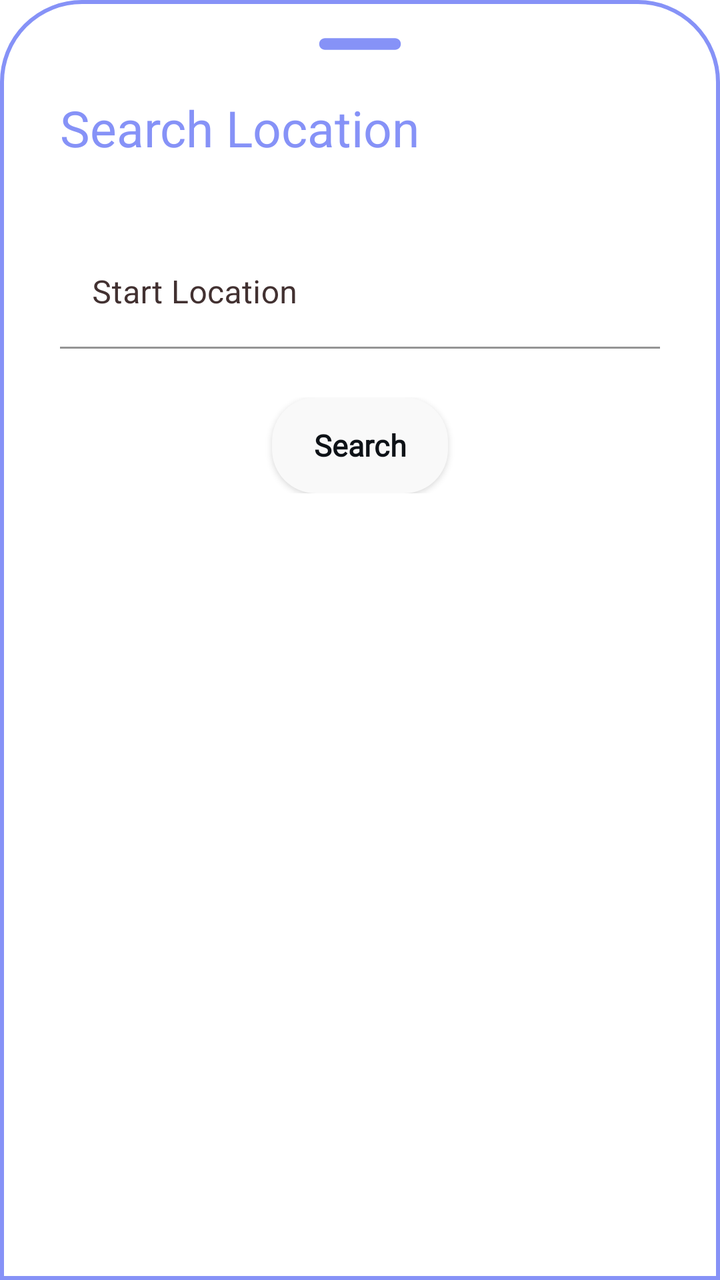
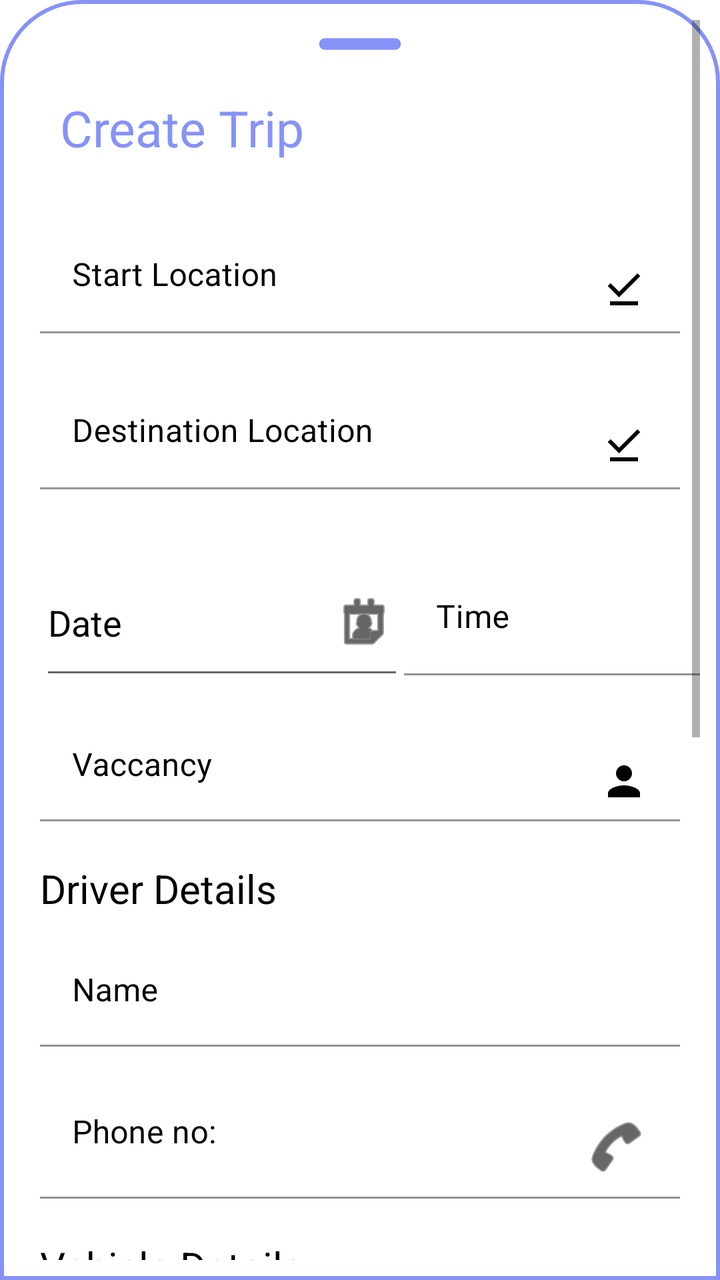

Compare the two renders of this Android layout. The source of the first and the diff that turns it into the second are given below.
<!-- AndroidManifest.xml: application theme Theme.MyApp -->
<!-- res/layout/fragment_create_trip.xml -->
<?xml version="1.0" encoding="utf-8"?>
<LinearLayout xmlns:android="http://schemas.android.com/apk/res/android"
    xmlns:app="http://schemas.android.com/apk/res-auto"
    xmlns:tools="http://schemas.android.com/tools"
    android:orientation="vertical"
    android:layout_width="match_parent"
    android:layout_height="match_parent"
    android:background="@drawable/dialogbg">

    <ImageView
        android:layout_width="70dp"
        android:layout_height="wrap_content"
        android:src="@drawable/ic_round_remove_24"
        android:layout_gravity="center|top"
        android:scaleType="centerCrop"/>

    <LinearLayout
        android:layout_width="match_parent"
        android:layout_height="wrap_content"
        android:orientation="horizontal">

        <TextView
            android:id="@+id/createText"
            android:layout_width="wrap_content"
            android:layout_height="wrap_content"
            android:textAlignment="viewStart"
            android:text="Search Location"
            android:padding="8dp"
            android:textColor="@color/lavender"
            android:layout_marginStart="12dp"
            android:layout_marginTop="5dp"
            android:textSize="25dp" />

        <ImageView
            android:layout_width="wrap_content"
            android:layout_height="wrap_content"
            android:src="@drawable/ic_baseline_clear_24"
            android:layout_marginLeft="250dp"
            android:layout_marginTop="8dp"
            android:id="@+id/cancelButton"/>

    </LinearLayout>


    <LinearLayout
        android:id="@+id/layoutVideo"
        android:orientation="horizontal"
        android:layout_width="match_parent"
        android:layout_height="wrap_content"
        android:layout_marginTop="10dp"
        android:padding="10dp">

        <com.google.android.material.textfield.TextInputLayout
            android:id="@+id/start_loc"
            style="@style/Widget.MaterialComponents.TextInputLayout.FilledBox"
            android:layout_width="match_parent"
            android:layout_height="60dp"
            android:layout_marginTop="10dp"

            android:hint="Start Location"
            android:textColorHint="@color/gray_800"

            app:boxBackgroundColor="@color/white"
            app:boxStrokeColor="#0B0A0A"
            app:hintTextColor="#070707"
            >

            <com.google.android.material.textfield.TextInputEditText
                android:id="@+id/SearchDest"
                android:layout_width="match_parent"
                android:layout_height="wrap_content"
                android:layout_marginLeft="10dp"
                android:layout_marginRight="10dp"
                android:inputType="text"
                android:textColor="@color/black" />
        </com.google.android.material.textfield.TextInputLayout>

    </LinearLayout>



    <LinearLayout
        android:id="@+id/layoutLive"
        android:orientation="horizontal"
        android:layout_width="match_parent"
        android:layout_height="wrap_content"
        android:paddingLeft="10dp"
        android:paddingRight="10dp"
        android:gravity="center_horizontal"
        android:paddingTop="10dp"
        android:paddingBottom="30dp">


        <androidx.appcompat.widget.AppCompatButton
            android:id="@+id/tripSearchButton"
            style="@style/btnSolidRoundedSmallTxt"
            android:layout_width="wrap_content"
            android:layout_height="wrap_content"
            android:ellipsize="end"
            android:gravity="center"
            android:paddingStart="5dp"
            android:paddingTop="5dp"
            android:paddingEnd="5dp"
            android:paddingBottom="5dp"
            android:singleLine="true"
            android:text="Search"
            android:textAllCaps="false"
            tools:layout_conversion_absoluteHeight="50dp"
            tools:layout_conversion_absoluteWidth="88dp"
            tools:layout_editor_absoluteX="54dp"
            tools:layout_editor_absoluteY="293dp" />

    </LinearLayout>

</LinearLayout>
<!-- resources referenced by this layout -->
<resources>
  <color name="black">#FF000000</color>
  <color name="gray_800">#423131</color>
  <color name="lavender">#8692f7</color>
  <color name="white">#FFFFFFFF</color>
  <!-- drawable dialogbg (drawable) -->
  <?xml version="1.0" encoding="utf-8"?>
  <shape xmlns:android="http://schemas.android.com/apk/res/android">
  
      <solid
          android:color="@color/white"/>
  
      <corners
          android:topLeftRadius="40dp"
          android:topRightRadius="40dp" />
      <padding
          android:left="10dp"
          android:right="10dp"
          android:top="10dp"
          android:bottom="10dp"/>
  
      <stroke
          android:width="2dp"
          android:color="@color/lavender"/>
  
  </shape>
  <!-- drawable ic_baseline_clear_24 (drawable) -->
  <vector android:height="24dp" android:tint="#8692F7"
      android:viewportHeight="24" android:viewportWidth="24"
      android:width="24dp" xmlns:android="http://schemas.android.com/apk/res/android">
      <path android:fillColor="@android:color/white" android:pathData="M19,6.41L17.59,5 12,10.59 6.41,5 5,6.41 10.59,12 5,17.59 6.41,19 12,13.41 17.59,19 19,17.59 13.41,12z"/>
  </vector>
  <!-- drawable ic_round_remove_24 (drawable) -->
  <vector android:height="24dp" android:tint="#8692F7"
      android:viewportHeight="24" android:viewportWidth="24"
      android:width="24dp" xmlns:android="http://schemas.android.com/apk/res/android">
      <path android:fillColor="@android:color/white" android:pathData="M18,13H6c-0.55,0 -1,-0.45 -1,-1s0.45,-1 1,-1h12c0.55,0 1,0.45 1,1s-0.45,1 -1,1z"/>
  </vector>
  <style name="btnSolidRoundedSmallTxt">
          <item name="android:textSize">15sp</item>
          <item name="android:textColor">@color/gray_901</item>
          <item name="android:fontFamily">@font/montserrat</item>
          <item name="android:textFontWeight" tools:targetApi="p">700</item>
          <item name="android:background">@drawable/rectangle_bg_gray_50_radius_24</item>
      </style>
  <style name="Theme.MyApp" parent="Theme.MaterialComponents.DayNight.NoActionBar">
          
          <item name="colorPrimary">@color/purple_500</item>
          <item name="colorPrimaryVariant">@color/purple_700</item>
          <item name="colorOnPrimary">@color/white</item>
          
          <item name="colorSecondary">@color/teal_200</item>
          <item name="colorSecondaryVariant">@color/teal_700</item>
          <item name="colorOnSecondary">@color/black</item>
          
          <item name="android:statusBarColor" tools:targetApi="l">?attr/colorPrimaryVariant</item>
          
      </style>
  <color name="gray_901">#0e1217</color>
  <!-- drawable rectangle_bg_gray_50_radius_24 (drawable) -->
  <?xml version="1.0" encoding="UTF-8"?>
  <shape android:shape="rectangle" xmlns:android="http://schemas.android.com/apk/res/android">
      <solid android:color="@color/gray_50"/>
      <corners android:radius="@dimen/_24pxh"/>
  </shape>
  <color name="purple_500">#FF6200EE</color>
  <color name="purple_700">#FF3700B3</color>
  <color name="teal_200">#FF03DAC5</color>
  <color name="teal_700">#FF018786</color>
  <color name="gray_50">#f9f9f9</color>
  <dimen name="_24pxh">24.0dp</dimen>
</resources>

<!-- the commit's change to res/layout/fragment_create_trip.xml (unified diff, before → after) -->
@@ -7,109 +7,277 @@
     android:layout_height="match_parent"
     android:background="@drawable/dialogbg">
 
-    <ImageView
-        android:layout_width="70dp"
-        android:layout_height="wrap_content"
-        android:src="@drawable/ic_round_remove_24"
-        android:layout_gravity="center|top"
-        android:scaleType="centerCrop"/>
-
-    <LinearLayout
+    <ScrollView
         android:layout_width="match_parent"
-        android:layout_height="wrap_content"
-        android:orientation="horizontal">
-
-        <TextView
-            android:id="@+id/createText"
-            android:layout_width="wrap_content"
+        android:layout_height="match_parent">
+
+        <LinearLayout
+            android:layout_width="match_parent"
             android:layout_height="wrap_content"
-            android:textAlignment="viewStart"
-            android:text="Search Location"
-            android:padding="8dp"
-            android:textColor="@color/lavender"
-            android:layout_marginStart="12dp"
-            android:layout_marginTop="5dp"
-            android:textSize="25dp" />
-
-        <ImageView
-            android:layout_width="wrap_content"
-            android:layout_height="wrap_content"
-            android:src="@drawable/ic_baseline_clear_24"
-            android:layout_marginLeft="250dp"
-            android:layout_marginTop="8dp"
-            android:id="@+id/cancelButton"/>
-
-    </LinearLayout>
-
-
-    <LinearLayout
-        android:id="@+id/layoutVideo"
-        android:orientation="horizontal"
-        android:layout_width="match_parent"
-        android:layout_height="wrap_content"
-        android:layout_marginTop="10dp"
-        android:padding="10dp">
-
-        <com.google.android.material.textfield.TextInputLayout
-            android:id="@+id/start_loc"
-            style="@style/Widget.MaterialComponents.TextInputLayout.FilledBox"
-            android:layout_width="match_parent"
-            android:layout_height="60dp"
-            android:layout_marginTop="10dp"
-
-            android:hint="Start Location"
-            android:textColorHint="@color/gray_800"
-
-            app:boxBackgroundColor="@color/white"
-            app:boxStrokeColor="#0B0A0A"
-            app:hintTextColor="#070707"
-            >
-
-            <com.google.android.material.textfield.TextInputEditText
-                android:id="@+id/SearchDest"
-                android:layout_width="match_parent"
-                android:layout_height="wrap_content"
+            android:orientation="vertical" >
+
+            <ImageView
+                android:layout_width="70dp"
+                android:layout_height="wrap_content"
+                android:layout_gravity="center|top"
+                android:scaleType="centerCrop"
+                android:src="@drawable/ic_round_remove_24" />
+
+            <LinearLayout
+                android:layout_width="match_parent"
+                android:layout_height="wrap_content"
+                android:orientation="horizontal">
+
+                <TextView
+                    android:id="@+id/createText"
+                    android:layout_width="wrap_content"
+                    android:layout_height="wrap_content"
+                    android:layout_marginStart="12dp"
+                    android:layout_marginTop="5dp"
+                    android:padding="8dp"
+                    android:text="Create Trip"
+                    android:textAlignment="viewStart"
+                    android:textColor="@color/lavender"
+                    android:textSize="25dp" />
+
+                <ImageView
+                    android:id="@+id/cancelButton"
+                    android:layout_width="wrap_content"
+                    android:layout_height="wrap_content"
+                    android:layout_marginLeft="250dp"
+                    android:layout_marginTop="8dp"
+                    android:src="@drawable/ic_baseline_clear_24" />
+
+            </LinearLayout>
+            <LinearLayout
+                android:id="@+id/layoutVideo"
+                android:layout_width="match_parent"
+                android:layout_height="wrap_content"
+                android:layout_marginTop="10dp"
+                android:orientation="horizontal"
+                android:padding="10dp">
+
+                <com.google.android.material.textfield.TextInputLayout
+                    android:layout_width="match_parent"
+                    android:layout_height="match_parent"
+                    android:textColorHint="@color/black"
+                    app:boxBackgroundColor="@color/white">
+
+                    <com.google.android.material.textfield.TextInputEditText
+                        android:layout_width="match_parent"
+                        android:layout_height="wrap_content"
+                        android:drawableRight="@drawable/baseline_download_done_24"
+                        android:hint="Start Location" />
+                </com.google.android.material.textfield.TextInputLayout>
+            </LinearLayout>
+
+
+            <LinearLayout
+                android:id="@+id/layoutLive"
+                android:orientation="horizontal"
+                android:layout_width="match_parent"
+                android:layout_height="wrap_content"
+                android:paddingLeft="10dp"
+                android:paddingRight="10dp"
+                android:gravity="center_horizontal"
+                android:paddingTop="10dp"
+                android:paddingBottom="30dp">
+
+
+                <com.google.android.material.textfield.TextInputLayout
+                    android:layout_width="match_parent"
+                    android:layout_height="match_parent"
+                    android:textColorHint="@color/black"
+                    app:boxBackgroundColor="@color/white"
+                    app:boxStrokeColor="#0B0A0A"
+
+                    app:endIconDrawable="@drawable/baseline_download_done_24"
+                    app:endIconTint="#100F0F">
+
+                    <com.google.android.material.textfield.TextInputEditText
+                        android:layout_width="match_parent"
+                        android:layout_height="wrap_content"
+                        android:drawableRight="@drawable/baseline_download_done_24"
+                        android:hint="Destination Location" />
+
+                </com.google.android.material.textfield.TextInputLayout>
+            </LinearLayout>
+
+            <LinearLayout
+                android:layout_width="393dp"
+                android:layout_height="70dp"
+                android:orientation="horizontal">
+
+                <com.google.android.material.textfield.TextInputEditText
+                    android:id="@+id/date"
+                    android:layout_width="182dp"
+                    android:layout_height="match_parent"
+                    android:layout_marginLeft="10dp"
+                    android:drawableRight="@android:drawable/ic_menu_my_calendar"
+                    android:drawableTint="@color/black"
+                    android:hint="Date"
+                    android:inputType="date"
+                    android:textColorHint="@color/black"/>
+
+                <com.google.android.material.textfield.TextInputLayout
+                    android:layout_width="match_parent"
+                    android:layout_height="match_parent"
+                    app:boxStrokeColor="@color/black"
+                    app:boxBackgroundColor="@color/white"
+                    android:layout_marginTop="5dp"
+                    android:textColorHint="@color/black"
+                    android:layout_marginRight="10dp">
+
+                    <com.google.android.material.textfield.TextInputEditText
+                        android:layout_width="match_parent"
+                        android:layout_height="58dp"
+                        android:hint="Time"
+                        android:inputType="time" />
+                </com.google.android.material.textfield.TextInputLayout>
+
+            </LinearLayout>
+
+            <com.google.android.material.textfield.TextInputLayout
+                style="@style/Widget.MaterialComponents.TextInputLayout.FilledBox.Dense"
+                android:layout_width="match_parent"
+                android:layout_height="match_parent"
+                android:layout_marginTop="10dp"
                 android:layout_marginLeft="10dp"
                 android:layout_marginRight="10dp"
-                android:inputType="text"
-                android:textColor="@color/black" />
-        </com.google.android.material.textfield.TextInputLayout>
-
-    </LinearLayout>
-
-
-
-    <LinearLayout
-        android:id="@+id/layoutLive"
-        android:orientation="horizontal"
-        android:layout_width="match_parent"
-        android:layout_height="wrap_content"
-        android:paddingLeft="10dp"
-        android:paddingRight="10dp"
-        android:gravity="center_horizontal"
-        android:paddingTop="10dp"
-        android:paddingBottom="30dp">
-
-
-        <androidx.appcompat.widget.AppCompatButton
-            android:id="@+id/tripSearchButton"
-            style="@style/btnSolidRoundedSmallTxt"
-            android:layout_width="wrap_content"
-            android:layout_height="wrap_content"
-            android:ellipsize="end"
-            android:gravity="center"
-            android:paddingStart="5dp"
-            android:paddingTop="5dp"
-            android:paddingEnd="5dp"
-            android:paddingBottom="5dp"
-            android:singleLine="true"
-            android:text="Search"
-            android:textAllCaps="false"
-            tools:layout_conversion_absoluteHeight="50dp"
-            tools:layout_conversion_absoluteWidth="88dp"
-            tools:layout_editor_absoluteX="54dp"
-            tools:layout_editor_absoluteY="293dp" />
-
-    </LinearLayout>
+                app:boxBackgroundColor="@color/white"
+                app:boxStrokeColor="@color/black"
+                android:textColorHint="@color/black"
+                >
+
+                <com.google.android.material.textfield.TextInputEditText
+                    android:layout_width="match_parent"
+                    android:layout_height="wrap_content"
+                    android:drawableRight="@drawable/baseline_person_24"
+                    android:hint="Vaccancy"
+                    android:inputType="number" />
+
+                <TextView
+                    android:id="@+id/textView7"
+                    android:layout_width="match_parent"
+                    android:layout_height="wrap_content"
+                    android:layout_marginTop="20dp"
+                    android:layout_weight="1"
+                    android:text="Driver Details"
+                    android:textColor="@color/black"
+                    android:textSize="20dp" />
+
+                <com.google.android.material.textfield.TextInputLayout
+                    android:layout_width="match_parent"
+                    android:layout_height="match_parent"
+                    android:layout_marginTop="10dp"
+                    app:boxBackgroundColor="@color/white"
+                    app:boxStrokeColor="@color/black"
+                    android:textColorHint="@color/black">
+
+                    <com.google.android.material.textfield.TextInputEditText
+                        android:layout_width="match_parent"
+                        android:layout_height="wrap_content"
+                        android:hint="Name" />
+
+                    <com.google.android.material.textfield.TextInputLayout
+                        android:layout_width="match_parent"
+                        android:layout_height="match_parent"
+                        android:layout_marginTop="10dp"
+                        app:boxBackgroundColor="@color/white"
+                        app:boxStrokeColor="@color/black"
+                        android:textColorHint="@color/black">
+
+                        <com.google.android.material.textfield.TextInputEditText
+                            android:layout_width="match_parent"
+                            android:layout_height="wrap_content"
+                            android:drawableRight="@android:drawable/ic_menu_call"
+                            android:drawableTint="@color/black"
+                            android:hint="Phone no:" />
+
+                        <TextView
+                            android:id="@+id/textView8"
+                            android:layout_width="wrap_content"
+                            android:layout_height="wrap_content"
+                            android:layout_weight="1"
+                            android:text="Vehicle Details"
+                            android:textColor="@color/black"
+                            android:textSize="20dp"
+                            android:layout_marginTop="20dp"/>
+
+                        <com.google.android.material.textfield.TextInputLayout
+                            android:layout_width="match_parent"
+                            android:layout_height="match_parent"
+                            app:boxBackgroundColor="@color/white"
+                            android:layout_marginTop="10dp"
+                            android:textColorHint="@color/black"
+                            app:boxStrokeColor="@color/black">
+
+                            <com.google.android.material.textfield.TextInputEditText
+                                android:layout_width="match_parent"
+                                android:layout_height="wrap_content"
+                                android:hint="Vehicle Model" />
+
+                            <com.google.android.material.textfield.TextInputLayout
+                                android:layout_width="match_parent"
+                                android:layout_height="match_parent"
+                                android:layout_marginTop="10dp"
+                                app:boxBackgroundColor="@color/white"
+                                app:boxStrokeColor="@color/black"
+                                android:textColorHint="@color/black">
+
+                                <com.google.android.material.textfield.TextInputEditText
+                                    android:layout_width="match_parent"
+                                    android:layout_height="wrap_content"
+                                    android:hint="Registration no:" />
+
+                                <com.google.android.material.textfield.TextInputLayout
+                                    android:layout_width="match_parent"
+                                    android:layout_height="match_parent"
+                                    android:layout_marginTop="10dp"
+                                    app:boxBackgroundColor="@color/white"
+                                    app:boxStrokeColor="@color/black"
+                                    android:textColorHint="@color/black">
+
+                                    <com.google.android.material.textfield.TextInputEditText
+                                        android:layout_width="match_parent"
+                                        android:layout_height="wrap_content"
+                                        android:hint="Mileage" />
+
+                                    <Button
+                                        android:id="@+id/button"
+                                        android:layout_width="wrap_content"
+                                        android:layout_height="wrap_content"
+                                        android:layout_gravity="center"
+                                        android:layout_marginTop="20dp"
+                                        android:layout_weight="1"
+                                        android:backgroundTint="@color/lavender"
+                                        android:text="Create Trip"
+
+
+                                        app:cornerRadius="20dp" />
+                                </com.google.android.material.textfield.TextInputLayout>
+
+                                <TextView
+                                    android:id="@+id/textView6"
+                                    android:layout_width="wrap_content"
+                                    android:layout_height="wrap_content"
+                                    android:layout_weight="1"
+                                    android:text="\n"
+                                    android:textSize="34sp" />
+                            </com.google.android.material.textfield.TextInputLayout>
+                        </com.google.android.material.textfield.TextInputLayout>
+                    </com.google.android.material.textfield.TextInputLayout>
+                </com.google.android.material.textfield.TextInputLayout>
+
+            </com.google.android.material.textfield.TextInputLayout>
+
+            <TextView
+                android:id="@+id/textView5"
+                android:layout_width="match_parent"
+                android:layout_height="wrap_content"
+                android:text="\n"
+                android:textSize="34sp" />
+        </LinearLayout>
+    </ScrollView>
 
 </LinearLayout>
<!-- resource entries referenced after the edit -->
@@ -1,9 +1,21 @@
 <!-- resources referenced by this layout -->
 <resources>
   <color name="black">#FF000000</color>
-  <color name="gray_800">#423131</color>
   <color name="lavender">#8692f7</color>
   <color name="white">#FFFFFFFF</color>
+  <!-- drawable baseline_download_done_24 (drawable) -->
+  <vector android:height="24dp" android:tint="#000000"
+      android:viewportHeight="24" android:viewportWidth="24"
+      android:width="24dp" xmlns:android="http://schemas.android.com/apk/res/android">
+      <path android:fillColor="@android:color/white" android:pathData="M20.13,5.41l-1.41,-1.41l-9.19,9.19l-4.25,-4.24l-1.41,1.41l5.66,5.66z"/>
+      <path android:fillColor="@android:color/white" android:pathData="M5,18h14v2h-14z"/>
+  </vector>
+  <!-- drawable baseline_person_24 (drawable) -->
+  <vector android:height="24dp" android:tint="#000000"
+      android:viewportHeight="24" android:viewportWidth="24"
+      android:width="24dp" xmlns:android="http://schemas.android.com/apk/res/android">
+      <path android:fillColor="@android:color/white" android:pathData="M12,12c2.21,0 4,-1.79 4,-4s-1.79,-4 -4,-4 -4,1.79 -4,4 1.79,4 4,4zM12,14c-2.67,0 -8,1.34 -8,4v2h16v-2c0,-2.66 -5.33,-4 -8,-4z"/>
+  </vector>
   <!-- drawable dialogbg (drawable) -->
   <?xml version="1.0" encoding="utf-8"?>
   <shape xmlns:android="http://schemas.android.com/apk/res/android">
@@ -37,13 +49,6 @@
       android:width="24dp" xmlns:android="http://schemas.android.com/apk/res/android">
       <path android:fillColor="@android:color/white" android:pathData="M18,13H6c-0.55,0 -1,-0.45 -1,-1s0.45,-1 1,-1h12c0.55,0 1,0.45 1,1s-0.45,1 -1,1z"/>
   </vector>
-  <style name="btnSolidRoundedSmallTxt">
-          <item name="android:textSize">15sp</item>
-          <item name="android:textColor">@color/gray_901</item>
-          <item name="android:fontFamily">@font/montserrat</item>
-          <item name="android:textFontWeight" tools:targetApi="p">700</item>
-          <item name="android:background">@drawable/rectangle_bg_gray_50_radius_24</item>
-      </style>
   <style name="Theme.MyApp" parent="Theme.MaterialComponents.DayNight.NoActionBar">
           
           <item name="colorPrimary">@color/purple_500</item>
@@ -57,18 +62,9 @@
           <item name="android:statusBarColor" tools:targetApi="l">?attr/colorPrimaryVariant</item>
           
       </style>
-  <color name="gray_901">#0e1217</color>
-  <!-- drawable rectangle_bg_gray_50_radius_24 (drawable) -->
-  <?xml version="1.0" encoding="UTF-8"?>
-  <shape android:shape="rectangle" xmlns:android="http://schemas.android.com/apk/res/android">
-      <solid android:color="@color/gray_50"/>
-      <corners android:radius="@dimen/_24pxh"/>
-  </shape>
   <color name="purple_500">#FF6200EE</color>
   <color name="purple_700">#FF3700B3</color>
   <color name="teal_200">#FF03DAC5</color>
   <color name="teal_700">#FF018786</color>
-  <color name="gray_50">#f9f9f9</color>
-  <dimen name="_24pxh">24.0dp</dimen>
 </resources>
 
